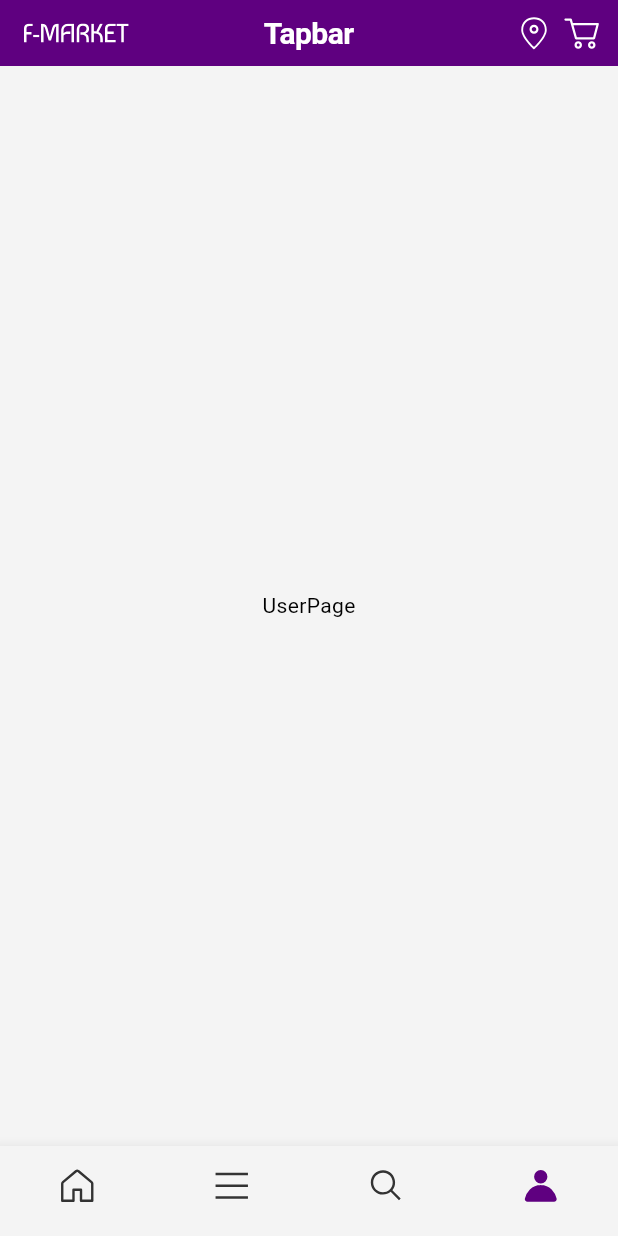
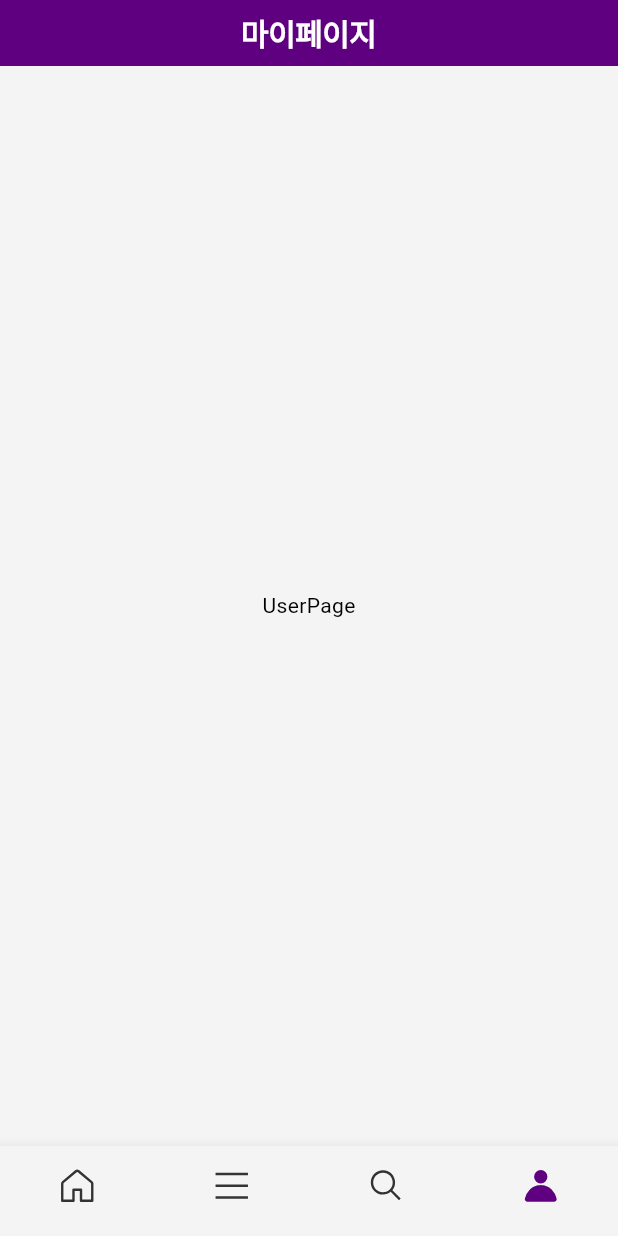
Before and after one commit to dahyun27/e_commerce, a Flutter app: the screen it shows after launch, item 4 of the bottom bar chosen, on a phone screen of 412 x 824 dp. Run offline on Flutter 3.47's test engine with Material 3 defaults, Android fonts, the phone set to English and light mode, and no system bars; our stand-ins replace flutter_bloc, flutter_svg, go_router; Roboto replaces fonts that are missing (Pretendard).

```diff
--- a/lib/presentation/main/component/top_app_bar/default_app_bar.dart
+++ b/lib/presentation/main/component/top_app_bar/default_app_bar.dart
@@ -0,0 +1,30 @@
+import 'package:flutter/material.dart';
+import 'package:flutter_svg/svg.dart';
+
+import '../../cubit/bottom_nav_cubit.dart';
+
+class DefaultAppBar extends StatelessWidget {
+  const DefaultAppBar(this.bottomNav, {super.key});
+
+  final BottomNav bottomNav;
+
+  @override
+  Widget build(BuildContext context) {
+    return Container(
+      color: Theme.of(context).colorScheme.primary,
+      padding: const EdgeInsets.symmetric(vertical: 6, horizontal: 8),
+      child: AppBar(
+        backgroundColor: Colors.transparent,
+        title: Text(
+          bottomNav.toName,
+          style: TextStyle(
+            fontWeight: FontWeight.w600,
+            fontSize: 20,
+            color: Colors.white,
+          ),
+        ),
+        centerTitle: true,
+      ),
+    );
+  }
+}
--- a/lib/presentation/main/component/top_app_bar/top_app_bar.dart
+++ b/lib/presentation/main/component/top_app_bar/top_app_bar.dart
@@ -0,0 +1,28 @@
+import 'package:flutter/material.dart';
+import 'package:flutter_bloc/flutter_bloc.dart';
+
+import '../../cubit/bottom_nav_cubit.dart';
+import 'default_app_bar.dart';
+import 'home_app_bar.dart';
+
+class TopAppBar extends StatelessWidget implements PreferredSizeWidget {
+  const TopAppBar({super.key});
+
+  @override
+  Widget build(BuildContext context) {
+    return BlocBuilder<BottomNavCubit, BottomNav>(builder: (_, state) {
+      switch(state) {
+        case BottomNav.home:
+          return const HomeAppBar();
+        case BottomNav.category:
+        case BottomNav.search:
+        case BottomNav.user:
+          return DefaultAppBar(state);
+      }
+    });
+  }
+
+  @override
+  // TODO: implement preferredSize
+  Size get preferredSize => Size.fromHeight(44);
+}
--- a/lib/presentation/main/cubit/bottom_nav_cubit.dart
+++ b/lib/presentation/main/cubit/bottom_nav_cubit.dart
@@ -12,7 +12,7 @@ class BottomNavCubit extends Cubit<BottomNav> {
   void changeIndex(int index) => emit(BottomNav.values[index]);
 }
 
-extension bottomNavX on BottomNav {
+extension BottomNavX on BottomNav {
   String get icon {
     switch(this) {
       case BottomNav.home:
--- /dev/null
+++ b/lib/presentation/main/cubit/mall_type_cubit.dart
@@ -0,0 +1,23 @@
+import 'package:flutter_bloc/flutter_bloc.dart';
+
+enum MallType { market, beauty }
+
+class MallTypeCubit extends Cubit<MallType> {
+  MallTypeCubit(): super(MallType.market);
+
+  void changeIndex(int index) => emit(MallType.values[index]);
+}
+
+extension MallTypeX on MallType {
+  String get toName {
+    switch(this) {
+      case MallType.market:
+        return '마켓패캠';
+      case MallType.beauty:
+        return '뷰티패캠';
+    }
+  }
+
+  bool get isMarket => this == MallType.market;
+  bool get isBeauty => this == MallType.beauty;
+}
--- a/lib/presentation/main/main_screen.dart
+++ b/lib/presentation/main/main_screen.dart
@@ -2,20 +2,24 @@ import 'package:flutter/material.dart';
 import 'package:flutter_bloc/flutter_bloc.dart';
 import 'package:flutter_svg/flutter_svg.dart';
 
-import '../../core/theme/constant/app_icons.dart';
 import '../pages/category/category_page.dart';
 import '../pages/home/home_page.dart';
 import '../pages/search/search_page.dart';
 import '../pages/user/user_page.dart';
+import 'component/top_app_bar/top_app_bar.dart';
 import 'cubit/bottom_nav_cubit.dart';
+import 'cubit/mall_type_cubit.dart';
 
 class MainScreen extends StatelessWidget {
   const MainScreen({super.key});
 
   @override
   Widget build(BuildContext context) {
-    return BlocProvider(
-      create: (_) => BottomNavCubit(),
+    return MultiBlocProvider(
+      providers: [
+        BlocProvider(create: (_) => BottomNavCubit()),
+        BlocProvider(create: (_) => MallTypeCubit()),
+      ],
       child: const MainScreenView(),
     );
   }
@@ -27,52 +31,7 @@ class MainScreenView extends StatelessWidget {
   @override
   Widget build(BuildContext context) {
     return Scaffold(
-      appBar: PreferredSize(
-        preferredSize: Size.fromHeight(44),
-        child: Container(
-          color: Theme.of(context).colorScheme.primary,
-          padding: const EdgeInsets.symmetric(vertical: 6, horizontal: 8),
-          child: AppBar(
-            backgroundColor: Colors.transparent,
-            title: Text(
-              "Tapbar",
-              style: TextStyle(
-                fontWeight: FontWeight.w600,
-                fontSize: 20,
-                color: Colors.white,
-              ),
-            ),
-            centerTitle: true,
-            leadingWidth: 86,
-            leading: Padding(
-              padding: const EdgeInsets.all(8.0),
-              child: SvgPicture.asset(AppIcons.mainLogo),
-            ),
-            actions: [
-              Padding(
-                padding: const EdgeInsets.all(4.0),
-                child: SvgPicture.asset(
-                  AppIcons.location,
-                  colorFilter: ColorFilter.mode(
-                    Theme.of(context).colorScheme.background,
-                    BlendMode.srcIn,
-                  ),
-                ),
-              ),
-              Padding(
-                padding: const EdgeInsets.all(4.0),
-                child: SvgPicture.asset(
-                  AppIcons.cart,
-                  colorFilter: ColorFilter.mode(
-                    Theme.of(context).colorScheme.background,
-                    BlendMode.srcIn,
-                  ),
-                ),
-              ),
-            ],
-          ),
-        ),
-      ),
+      appBar: const TopAppBar(),
       body: BlocBuilder<BottomNavCubit, BottomNav>(
         builder: (_, state) {
           switch (state) {
```
Also changed, not shown: lib/presentation/main/component/top_app_bar/home_app_bar.dart (+55 -0 lines).
